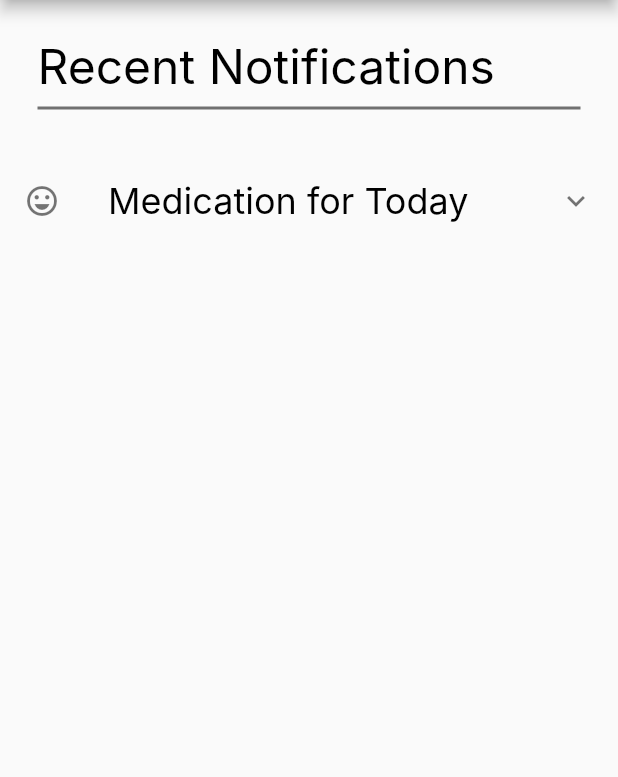
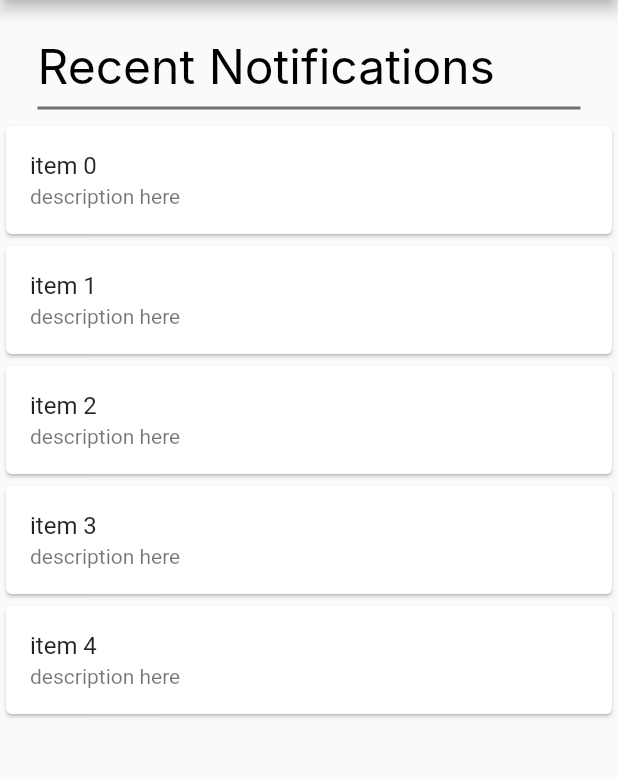
Before and after one commit to Michael-S3935468/NDTelemedicine-Frontend, a Flutter app: the _NotificationPage screen opened directly, on a phone screen of 412 x 824 dp, the part 84-861 px from its top. Run offline on Flutter 3.47's test engine with Material 2 defaults, Android fonts, the phone set to English and light mode, and no system bars; missing offline and left inert: dart:html; Roboto replaces fonts that are missing (Inter).

Commit message:
adds a list of hard-coded items that can be swiped to be dismissed

```diff
--- a/ndtelemedicine/lib/notif.dart
+++ b/ndtelemedicine/lib/notif.dart
@@ -1,5 +1,6 @@
 import 'dart:html';
 
+import 'package:flutter/cupertino.dart';
 import 'package:flutter/material.dart';
 import 'package:ndtelemedicine/main.dart';
 
@@ -23,7 +24,7 @@ class _NotificationPage extends StatelessWidget {
 
   @override
   Widget build(BuildContext context) {
-    List<int> items = List<int>.generate(3, (int index) => index);
+    List<int> items = List<int>.generate(5, (int index) => index);
 
     return Scaffold(
         appBar: AppBar(
@@ -61,22 +62,50 @@ class _NotificationPage extends StatelessWidget {
               indent: 25,
               endIndent: 25,
             ),
-          const SizedBox(height: 25),
-          const SizedBox(width: 25),
-          const ExpansionTile(
-            leading: Icon(Icons.sentiment_very_satisfied),
-            title: Text('Medication for Today',
-                style: TextStyle(
-                  color: Colors.black,
-                  fontSize: 24,
-                  fontFamily: 'Inter',
-                )),
-            children: <Widget>[
-              ListTile(title: Text('XYZ')),
+            Expanded(
+              //
+              child: ListView.builder(
+                itemCount: items.length,
+                itemBuilder: (context, index) {
+                  var item = items[index];
+                  return Dismissible(
+                    key: ValueKey(item),
+                    background: Container(
+                      color: Colors.red,
+                      padding: const EdgeInsets.symmetric(horizontal: 20),
+                      alignment: AlignmentDirectional.centerStart,
+                      child: const Icon(
+                        Icons.delete,
+                        color: Colors.white,
+                      ),
+                    ),
+                    secondaryBackground: Container(
+                      color: Colors.red,
+                      padding: const EdgeInsets.symmetric(horizontal: 20),
+                      alignment: AlignmentDirectional.centerEnd,
+                      child: const Icon(
+                        Icons.delete,
+                        color: Colors.white,
+                      ),
+                    ),
+                    child: Card(
+                      child: ListTile(
+                        title: Text("item $item"),
+                        subtitle: Text("description here"),
+                      ),
+                    ),
+                    onDismissed: (direction) {
+                      items.removeAt(index);
+
+                      // Show a snackbar of item that was deleted
+                      ScaffoldMessenger.of(context).showSnackBar(
+                          SnackBar(content: Text("Item $item dismissed")));
+                    },
+                  );
+                },
+              ),
+            )
           ],
-          ),
-        ],
-      ),
-    );
+        ));
   }
 }
```
Lines whose indentation alone changed are shown as unchanged.
